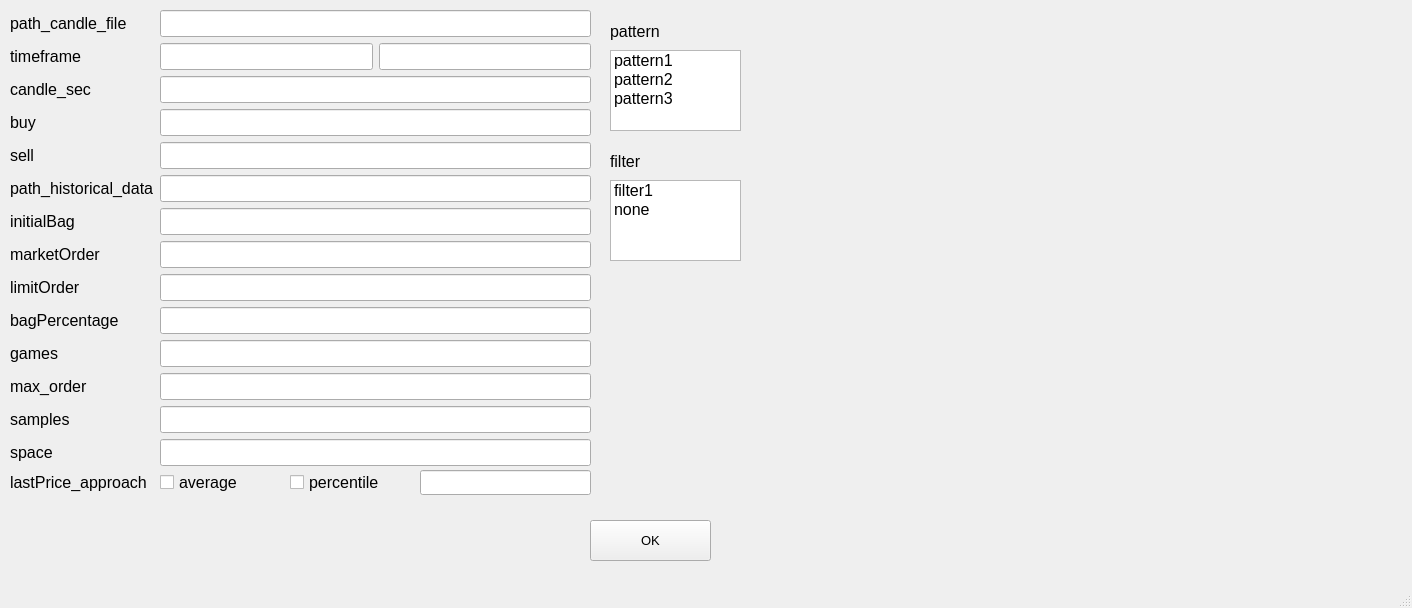
Qt form example.ui (lucasmoroliv/ta_machine) before a commit.
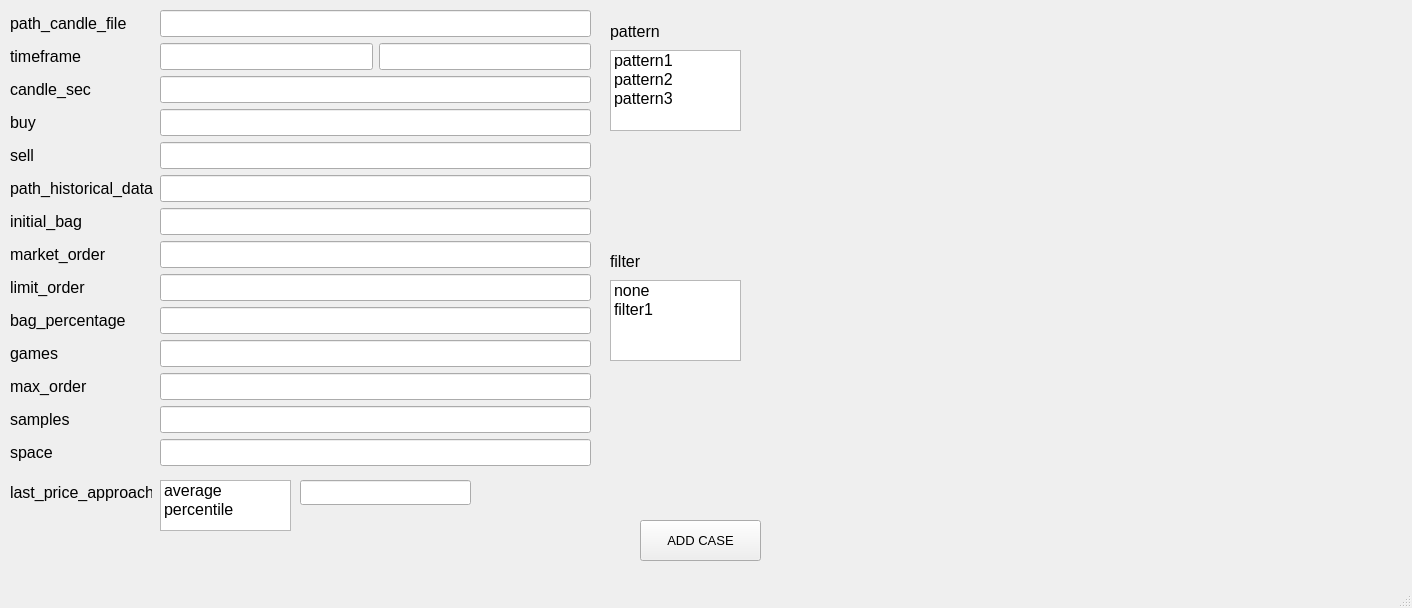
The same form after that commit.

Patch:
```diff
--- a/example.ui
+++ b/example.ui
@@ -22,14 +22,14 @@
    <widget class="QPushButton" name="B_OK">
     <property name="geometry">
      <rect>
-      <x>590</x>
+      <x>640</x>
       <y>520</y>
       <width>121</width>
       <height>41</height>
      </rect>
     </property>
     <property name="text">
-     <string>OK</string>
+     <string>ADD CASE</string>
     </property>
    </widget>
    <widget class="QLabel" name="L_pattern">
@@ -308,7 +308,7 @@
         <bool>false</bool>
        </property>
        <property name="text">
-        <string>initialBag</string>
+        <string>initial_bag</string>
        </property>
       </widget>
      </item>
@@ -344,7 +344,7 @@
         <bool>false</bool>
        </property>
        <property name="text">
-        <string>marketOrder</string>
+        <string>market_order</string>
        </property>
       </widget>
      </item>
@@ -371,7 +371,7 @@
         <bool>false</bool>
        </property>
        <property name="text">
-        <string>limitOrder</string>
+        <string>limit_order</string>
        </property>
       </widget>
      </item>
@@ -398,7 +398,7 @@
         <bool>false</bool>
        </property>
        <property name="text">
-        <string>bagPercentage</string>
+        <string>bag_percentage</string>
        </property>
       </widget>
      </item>
@@ -488,8 +488,8 @@
    <widget class="QLineEdit" name="E_percentile_lastPrice">
     <property name="geometry">
      <rect>
-      <x>420</x>
-      <y>470</y>
+      <x>300</x>
+      <y>480</y>
       <width>171</width>
       <height>25</height>
      </rect>
@@ -500,47 +500,11 @@
      </font>
     </property>
    </widget>
-   <widget class="QCheckBox" name="C_percentile_toggle">
-    <property name="geometry">
-     <rect>
-      <x>290</x>
-      <y>471</y>
-      <width>121</width>
-      <height>23</height>
-     </rect>
-    </property>
-    <property name="font">
-     <font>
-      <pointsize>12</pointsize>
-     </font>
-    </property>
-    <property name="text">
-     <string>percentile</string>
-    </property>
-   </widget>
-   <widget class="QCheckBox" name="C_average_toggle">
-    <property name="geometry">
-     <rect>
-      <x>160</x>
-      <y>471</y>
-      <width>111</width>
-      <height>23</height>
-     </rect>
-    </property>
-    <property name="font">
-     <font>
-      <pointsize>12</pointsize>
-     </font>
-    </property>
-    <property name="text">
-     <string>average</string>
-    </property>
-   </widget>
-   <widget class="QLabel" name="L_lastPrice_approach">
+   <widget class="QLabel" name="L_last_price_approach">
     <property name="geometry">
      <rect>
       <x>10</x>
-      <y>470</y>
+      <y>480</y>
       <width>142</width>
       <height>25</height>
      </rect>
@@ -557,14 +521,14 @@
      <bool>false</bool>
     </property>
     <property name="text">
-     <string>lastPrice_approach</string>
+     <string>last_price_approach</string>
     </property>
    </widget>
    <widget class="QListWidget" name="LI_filter">
     <property name="geometry">
      <rect>
       <x>610</x>
-      <y>180</y>
+      <y>280</y>
       <width>131</width>
       <height>81</height>
      </rect>
@@ -574,22 +538,22 @@
       <pointsize>12</pointsize>
      </font>
     </property>
-    <item>
-     <property name="text">
-      <string>filter1</string>
-     </property>
-    </item>
     <item>
      <property name="text">
       <string>none</string>
      </property>
     </item>
+    <item>
+     <property name="text">
+      <string>filter1</string>
+     </property>
+    </item>
    </widget>
    <widget class="QLabel" name="L_filter">
     <property name="geometry">
      <rect>
       <x>610</x>
-      <y>150</y>
+      <y>250</y>
       <width>91</width>
       <height>22</height>
      </rect>
@@ -609,6 +573,31 @@
      <string>filter</string>
     </property>
    </widget>
+   <widget class="QListWidget" name="LI_last_price_approach">
+    <property name="geometry">
+     <rect>
+      <x>160</x>
+      <y>480</y>
+      <width>131</width>
+      <height>51</height>
+     </rect>
+    </property>
+    <property name="font">
+     <font>
+      <pointsize>12</pointsize>
+     </font>
+    </property>
+    <item>
+     <property name="text">
+      <string>average</string>
+     </property>
+    </item>
+    <item>
+     <property name="text">
+      <string>percentile</string>
+     </property>
+    </item>
+   </widget>
   </widget>
   <widget class="QMenuBar" name="menubar">
    <property name="geometry">
```
Left out of the diff: 45 changed lines with no effect on the pictures.
